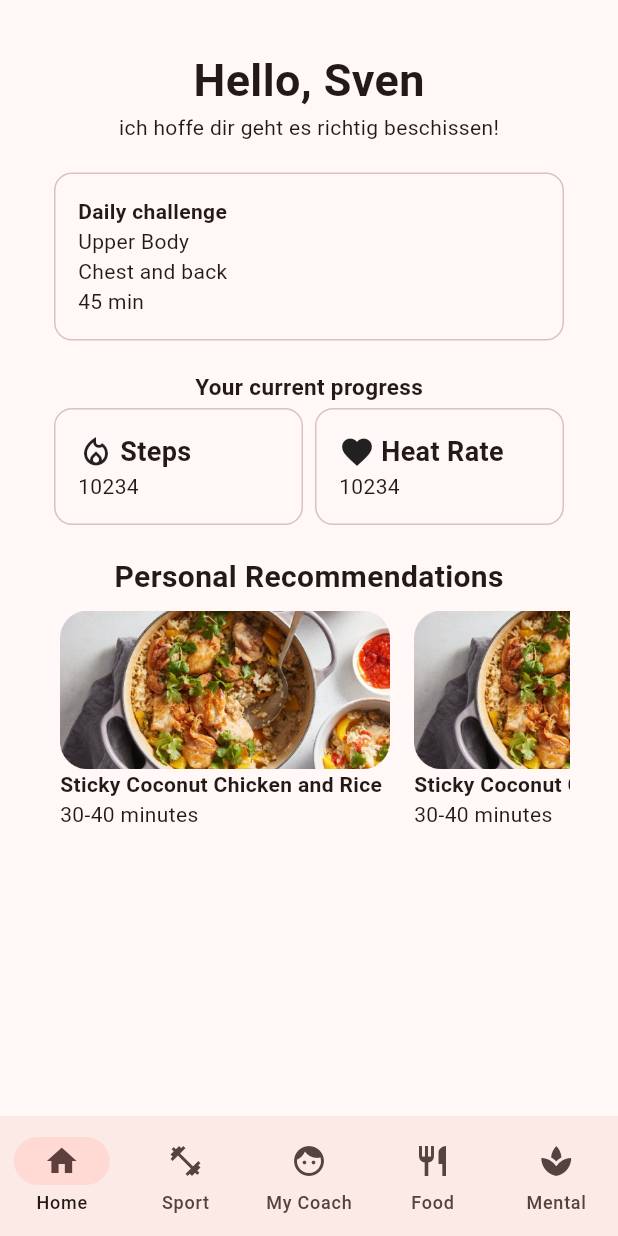
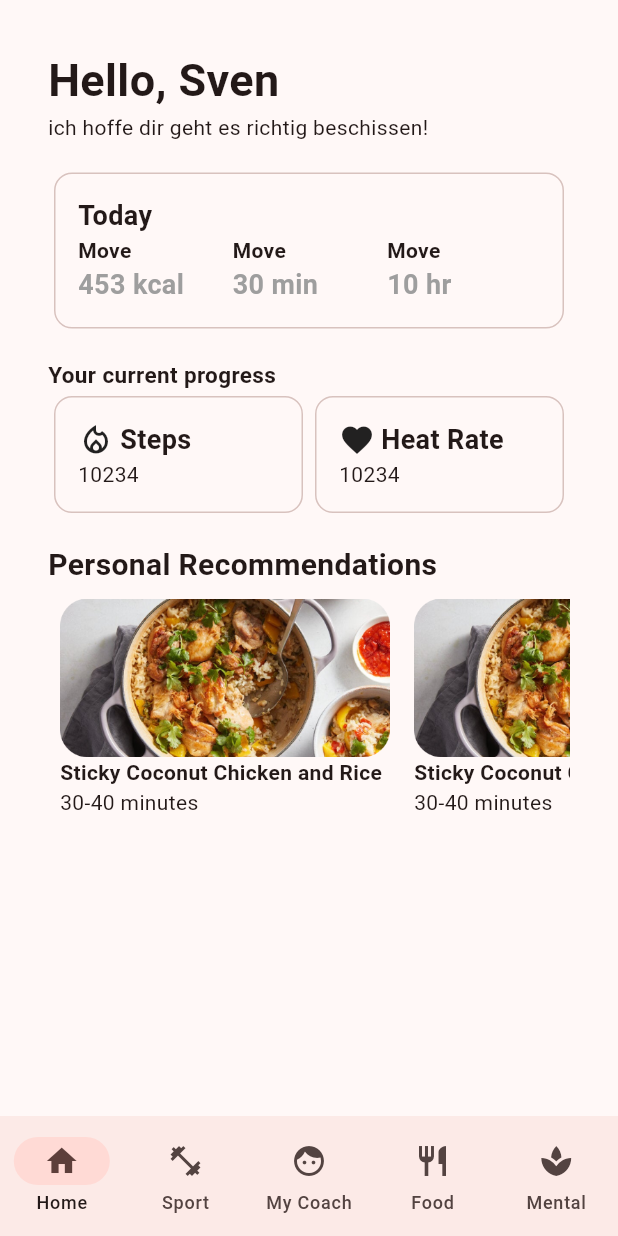
Before and after one commit to linuseing/limitless, a Flutter app: the screen it shows after launch, on a phone screen of 412 x 824 dp. Run offline on Flutter 3.47's test engine with Material 3 defaults, Android fonts, the phone set to English and light mode, and no system bars.

Commit message:
imporved  main layout today view

```diff
--- a/lib/home.dart
+++ b/lib/home.dart
@@ -12,6 +12,7 @@ class HomePage extends StatelessWidget {
         padding: const EdgeInsets.all(32.0),
         child: Flexible(
           child: Column(
+            crossAxisAlignment: CrossAxisAlignment.start,
             children: [
               Text(
                 'Hello, Sven',
@@ -28,12 +29,69 @@ class HomePage extends StatelessWidget {
                       crossAxisAlignment: CrossAxisAlignment.start,
                       children: [
                         Text(
-                          'Daily challenge',
-                          style: TextStyle(fontWeight: FontWeight.bold),
+                          'Today',
+                          style: TextStyle(
+                              fontWeight: FontWeight.bold, fontSize: 18),
                         ),
-                        Text('Upper Body'),
-                        Text('Chest and back'),
-                        Text('45 min'),
+                        Row(
+                          children: [
+                            Expanded(
+                              child: Column(
+                                crossAxisAlignment: CrossAxisAlignment.start,
+                                children: [
+                                  Text('Move',
+                                      style: TextStyle(
+                                          fontWeight: FontWeight.bold)),
+                                  Text('453 kcal',
+                                      style: TextStyle(
+                                          fontWeight: FontWeight.bold,
+                                          fontSize: 18,
+                                          color: Colors.grey)),
+                                ],
+                              ),
+                            ),
+                            VerticalDivider(
+                              width: 1,
+                              thickness: 1,
+                              color: Colors.grey,
+                            ),
+                            Expanded(
+                              child: Column(
+                                crossAxisAlignment: CrossAxisAlignment.start,
+                                children: [
+                                  Text('Move',
+                                      style: TextStyle(
+                                          fontWeight: FontWeight.bold)),
+                                  Text('30 min',
+                                      style: TextStyle(
+                                          fontWeight: FontWeight.bold,
+                                          fontSize: 18,
+                                          color: Colors.grey)),
+                                ],
+                              ),
+                            ),
+                            VerticalDivider(
+                              width: 1,
+                              thickness: 1,
+                              color: Colors.grey,
+                            ),
+                            Expanded(
+                              child: Column(
+                                crossAxisAlignment: CrossAxisAlignment.start,
+                                children: [
+                                  Text('Move',
+                                      style: TextStyle(
+                                          fontWeight: FontWeight.bold)),
+                                  Text('10 hr',
+                                      style: TextStyle(
+                                          fontWeight: FontWeight.bold,
+                                          fontSize: 18,
+                                          color: Colors.grey)),
+                                ],
+                              ),
+                            ),
+                          ],
+                        ),
                       ],
                     ),
                   ),
```
